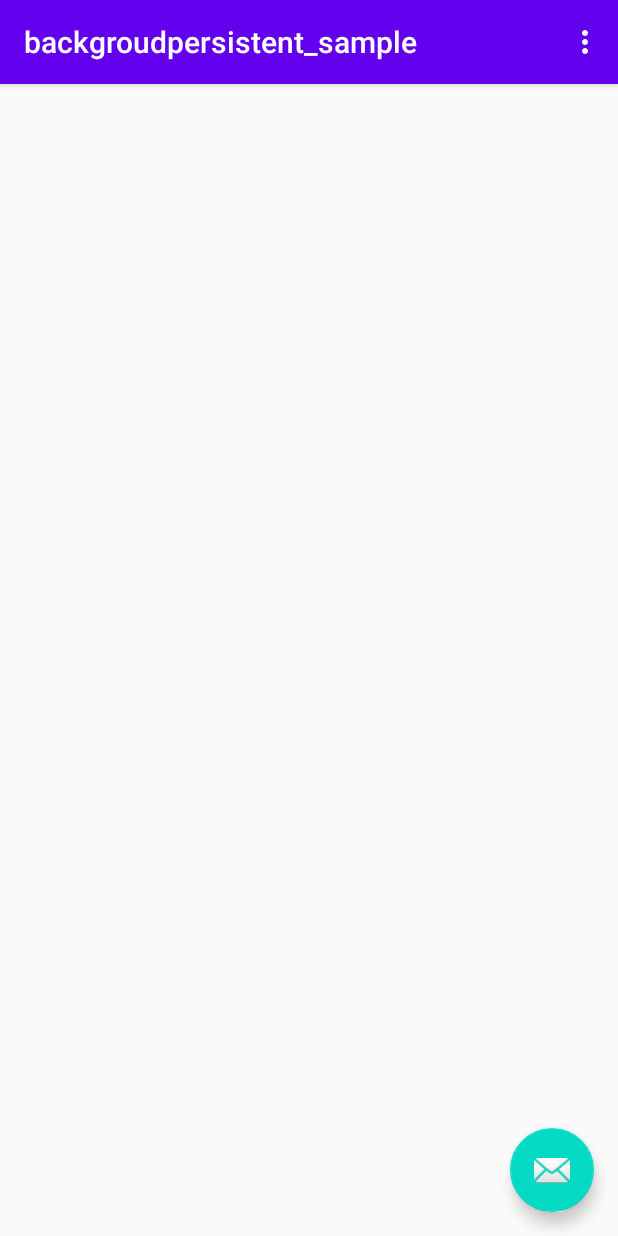
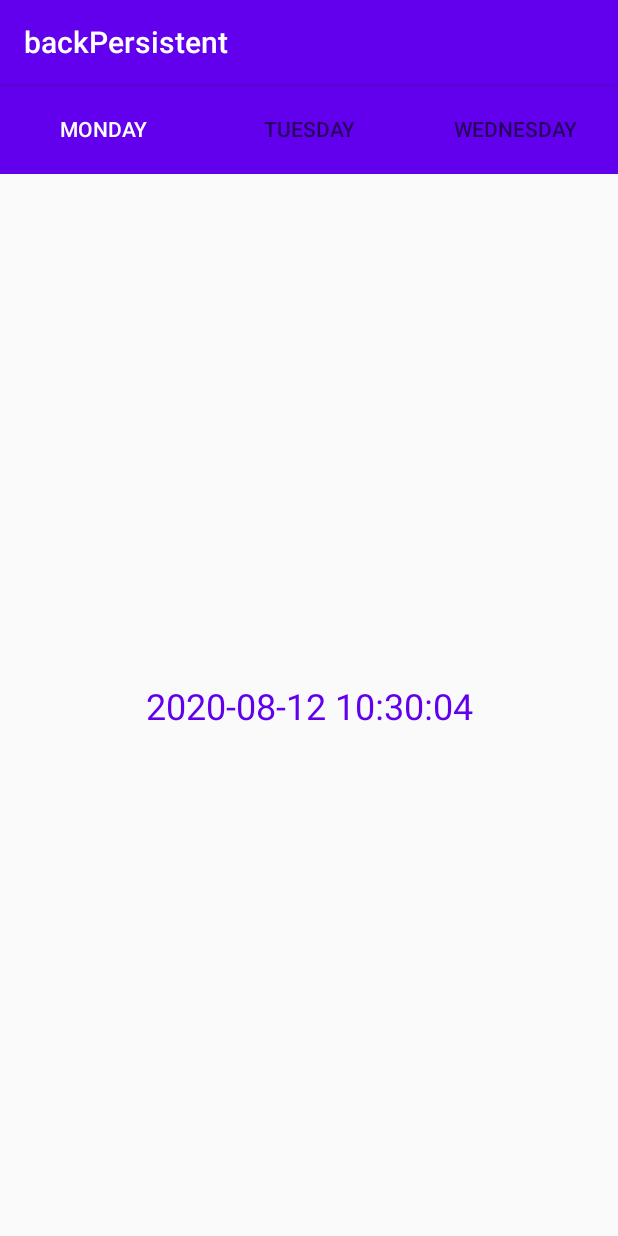
Before and after one commit to KisCode/AndroidUISample, an Android app: the screen it shows after launch (MainActivity before the commit, MainTabActivity after it), on a phone screen of 412 x 824 dp. Run offline under Robolectric (Android 15) with nearby library versions, the phone set to English and light mode, and no system bars.

Commit message:
应用退到后台点击桌面图标引导页面重复启动问题修复；

```diff
--- a/backgroudpersistent_sample/src/main/AndroidManifest.xml
+++ b/backgroudpersistent_sample/src/main/AndroidManifest.xml
@@ -10,14 +10,13 @@
         android:roundIcon="@mipmap/ic_launcher_round"
         android:supportsRtl="true"
         android:theme="@style/AppTheme">
-        <activity android:name=".SecondActivity"></activity>
+        <activity android:name=".MainTabActivity"></activity>
         <activity
-            android:name=".MainActivity"
+            android:name=".SplashActivity"
             android:label="@string/app_name"
             android:theme="@style/AppTheme.NoActionBar">
             <intent-filter>
                 <action android:name="android.intent.action.MAIN" />
-
                 <category android:name="android.intent.category.LAUNCHER" />
             </intent-filter>
         </activity>
--- a/backgroudpersistent_sample/src/main/java/com/kiscode/persistent/MainActivity.java
+++ /dev/null
@@ -1,61 +0,0 @@
-package com.kiscode.persistent;
-
-import android.os.Bundle;
-import android.view.Menu;
-import android.view.MenuItem;
-import android.view.View;
-
-import androidx.appcompat.app.AppCompatActivity;
-import androidx.appcompat.widget.Toolbar;
-
-import com.google.android.material.floatingactionbutton.FloatingActionButton;
-
-public class MainActivity extends AppCompatActivity {
-
-    @Override
-    protected void onCreate(Bundle savedInstanceState) {
-        super.onCreate(savedInstanceState);
-        if (!isTaskRoot()) {
-            /* isTaskRoot()
-             Return whether this activity is the root of a task.  The root is the first activity in a task.
-            */
-            //当前页面是
-            finish();
-            return;
-        }
-
-        setContentView(R.layout.activity_main);
-        Toolbar toolbar = findViewById(R.id.toolbar);
-        setSupportActionBar(toolbar);
-
-        FloatingActionButton fab = findViewById(R.id.fab);
-        fab.setOnClickListener(new View.OnClickListener() {
-            @Override
-            public void onClick(View view) {
-                SecondActivity.start(MainActivity.this);
-            }
-        });
-    }
-
-    @Override
-    public boolean onCreateOptionsMenu(Menu menu) {
-        // Inflate the menu; this adds items to the action bar if it is present.
-        getMenuInflater().inflate(R.menu.menu_main, menu);
-        return true;
-    }
-
-    @Override
-    public boolean onOptionsItemSelected(MenuItem item) {
-        // Handle action bar item clicks here. The action bar will
-        // automatically handle clicks on the Home/Up button, so long
-        // as you specify a parent activity in AndroidManifest.xml.
-        int id = item.getItemId();
-
-        //noinspection SimplifiableIfStatement
-        if (id == R.id.action_settings) {
-            return true;
-        }
-
-        return super.onOptionsItemSelected(item);
-    }
-}
--- /dev/null
+++ b/backgroudpersistent_sample/src/main/java/com/kiscode/persistent/MainTabActivity.java
@@ -0,0 +1,44 @@
+package com.kiscode.persistent;
+
+import androidx.appcompat.app.AppCompatActivity;
+
+import android.content.Intent;
+import android.os.Bundle;
+import android.view.KeyEvent;
+import android.view.View;
+import android.widget.TextView;
+
+import java.text.SimpleDateFormat;
+import java.util.Calendar;
+
+public class MainTabActivity extends AppCompatActivity {
+
+    private TextView tvContent;
+
+    @Override
+    protected void onCreate(Bundle savedInstanceState) {
+        super.onCreate(savedInstanceState);
+        setContentView(R.layout.activity_main_tab);
+        initView();
+    }
+
+    @Override
+    public boolean onKeyDown(int keyCode, KeyEvent event) {
+        //点击返回回到桌面
+        if (keyCode == KeyEvent.KEYCODE_BACK) {
+            Intent home = new Intent(Intent.ACTION_MAIN);
+            home.setFlags(Intent.FLAG_ACTIVITY_CLEAR_TOP);
+            home.addCategory(Intent.CATEGORY_HOME);
+            startActivity(home);
+            return true;
+        }
+        return super.onKeyDown(keyCode, event);
+    }
+
+    private void initView() {
+        tvContent = findViewById(R.id.tv_time);
+        SimpleDateFormat dateFormat = new SimpleDateFormat("yyyy-MM-dd HH:mm:ss");
+        String date = dateFormat.format(Calendar.getInstance().getTime());
+        tvContent.setText(date);
+    }
+}
--- /dev/null
+++ b/backgroudpersistent_sample/src/main/java/com/kiscode/persistent/SplashActivity.java
@@ -0,0 +1,71 @@
+package com.kiscode.persistent;
+
+import android.content.Intent;
+import android.os.Bundle;
+import android.os.Handler;
+import android.util.Log;
+import android.view.View;
+import android.widget.Button;
+
+import androidx.appcompat.app.AppCompatActivity;
+
+
+public class SplashActivity extends AppCompatActivity implements View.OnClickListener {
+    private int distanceTime = 5;
+    private Button btnHomepage;
+    private Handler handler = new Handler();
+    private Runnable runnable = new Runnable() {
+        @Override
+        public void run() {
+            distanceTime--;
+            if (distanceTime == 0) {
+                handler.removeCallbacks(this);
+                toHome();
+            } else {
+                btnHomepage.setText(getString(R.string.cutdownTime, distanceTime));
+                handler.postDelayed(this, 1000);
+            }
+        }
+    };
+
+    @Override
+    protected void onCreate(Bundle savedInstanceState) {
+        super.onCreate(savedInstanceState);
+        Log.i("SplashActivity", "isTaskRoot :" + isTaskRoot());
+        if (!isTaskRoot()) {
+            /* isTaskRoot() 当前页面是启动栈内第一个activity
+             Return whether this activity is the root of a task.  The root is the first activity in a task.
+            */
+            // 如果不是栈内第一个activity则不重复启动
+            finish();
+            return;
+        }
+        setContentView(R.layout.activity_splash);
+        initView();
+        initCutDown();
+    }
+
+    private void initCutDown() {
+        handler.post(runnable);
+    }
+
+    private void initView() {
+        btnHomepage = findViewById(R.id.btn_homepage);
+
+        btnHomepage.setOnClickListener(this);
+    }
+
+    @Override
+    public void onClick(View v) {
+        switch (v.getId()) {
+            case R.id.btn_homepage:
+                toHome();
+                break;
+        }
+    }
+
+    private void toHome() {
+        startActivity(new Intent(this, MainTabActivity.class));
+        finish();
+    }
+}
--- a/backgroudpersistent_sample/src/main/res/layout/activity_main.xml
+++ /dev/null
@@ -1,31 +0,0 @@
-<?xml version="1.0" encoding="utf-8"?>
-<androidx.coordinatorlayout.widget.CoordinatorLayout xmlns:android="http://schemas.android.com/apk/res/android"
-    xmlns:app="http://schemas.android.com/apk/res-auto"
-    xmlns:tools="http://schemas.android.com/tools"
-    android:layout_width="match_parent"
-    android:layout_height="match_parent"
-    tools:context=".MainActivity">
-
-    <com.google.android.material.appbar.AppBarLayout
-        android:layout_width="match_parent"
-        android:layout_height="wrap_content"
-        android:theme="@style/AppTheme.AppBarOverlay">
-
-        <androidx.appcompat.widget.Toolbar
-            android:id="@+id/toolbar"
-            android:layout_width="match_parent"
-            android:layout_height="?attr/actionBarSize"
-            android:background="?attr/colorPrimary"
-            app:popupTheme="@style/AppTheme.PopupOverlay" />
-
-    </com.google.android.material.appbar.AppBarLayout>
-
-    <com.google.android.material.floatingactionbutton.FloatingActionButton
-        android:id="@+id/fab"
-        android:layout_width="wrap_content"
-        android:layout_height="wrap_content"
-        android:layout_gravity="bottom|end"
-        android:layout_margin="@dimen/fab_margin"
-        app:srcCompat="@android:drawable/ic_dialog_email" />
-
-</androidx.coordinatorlayout.widget.CoordinatorLayout>
--- /dev/null
+++ b/backgroudpersistent_sample/src/main/res/layout/activity_main_tab.xml
@@ -0,0 +1,47 @@
+<?xml version="1.0" encoding="utf-8"?>
+<androidx.constraintlayout.widget.ConstraintLayout xmlns:android="http://schemas.android.com/apk/res/android"
+    xmlns:app="http://schemas.android.com/apk/res-auto"
+    xmlns:tools="http://schemas.android.com/tools"
+    android:layout_width="match_parent"
+    android:layout_height="match_parent"
+    tools:context=".MainTabActivity">
+
+    <com.google.android.material.tabs.TabLayout
+        android:id="@+id/tabLayout"
+        android:layout_width="match_parent"
+        android:layout_height="60dp"
+        android:background="@color/colorPrimary"
+        app:layout_constraintEnd_toEndOf="parent"
+        app:layout_constraintStart_toStartOf="parent"
+        app:layout_constraintTop_toTopOf="parent"
+        app:tabIndicator="@color/colorAccent"
+        app:tabSelectedTextColor="@android:color/white">
+
+        <com.google.android.material.tabs.TabItem
+            android:layout_width="wrap_content"
+            android:layout_height="wrap_content"
+            android:text="Monday" />
+
+        <com.google.android.material.tabs.TabItem
+            android:layout_width="wrap_content"
+            android:layout_height="wrap_content"
+            android:text="Tuesday" />
+
+        <com.google.android.material.tabs.TabItem
+            android:layout_width="wrap_content"
+            android:layout_height="wrap_content"
+            android:text="Wednesday" />
+    </com.google.android.material.tabs.TabLayout>
+
+    <TextView
+        android:id="@+id/tv_time"
+        android:layout_width="wrap_content"
+        android:layout_height="wrap_content"
+        android:text="TextView"
+        android:textColor="@color/colorPrimary"
+        android:textSize="24sp"
+        app:layout_constraintBottom_toBottomOf="parent"
+        app:layout_constraintEnd_toEndOf="parent"
+        app:layout_constraintStart_toStartOf="parent"
+        app:layout_constraintTop_toBottomOf="@+id/tabLayout" />
+</androidx.constraintlayout.widget.ConstraintLayout>
--- a/backgroudpersistent_sample/src/main/res/menu/menu_main.xml
+++ b/backgroudpersistent_sample/src/main/res/menu/menu_main.xml
@@ -1,7 +1,7 @@
 <menu xmlns:android="http://schemas.android.com/apk/res/android"
     xmlns:app="http://schemas.android.com/apk/res-auto"
     xmlns:tools="http://schemas.android.com/tools"
-    tools:context="com.kiscode.persistent.MainActivity">
+    tools:context="com.kiscode.persistent.SplashActivity">
     <item
         android:id="@+id/action_settings"
         android:orderInCategory="100"
--- /dev/null
+++ b/backgroudpersistent_sample/src/main/res/values-w820dp/dimens.xml
@@ -0,0 +1,6 @@
+<resources>
+    <!-- Example customization of dimensions originally defined in res/values/dimens.xml
+         (such as screen margins) for screens with more than 820dp of available width. This
+         would include 7" and 10" devices in landscape (~960dp and ~1280dp respectively). -->
+    <dimen name="activity_horizontal_margin">64dp</dimen>
+</resources>
--- a/backgroudpersistent_sample/src/main/res/values/dimens.xml
+++ b/backgroudpersistent_sample/src/main/res/values/dimens.xml
@@ -1,3 +1,8 @@
 <resources>
     <dimen name="fab_margin">16dp</dimen>
+    <!-- Default screen margins, per the Android Design guidelines. -->
+    <dimen name="activity_horizontal_margin">16dp</dimen>
+    <dimen name="activity_vertical_margin">16dp</dimen>
+    <dimen name="appbar_padding">16dp</dimen>
+    <dimen name="appbar_padding_top">8dp</dimen>
 </resources>
--- a/backgroudpersistent_sample/src/main/res/values/strings.xml
+++ b/backgroudpersistent_sample/src/main/res/values/strings.xml
@@ -1,5 +1,5 @@
 <resources>
-    <string name="app_name">backgroudpersistent_sample</string>
+    <string name="app_name">backPersistent</string>
     <string name="action_settings">Settings</string>
     <!-- Strings used for fragments for navigation -->
     <string name="first_fragment_label">First Fragment</string>
@@ -9,4 +9,5 @@
 
     <string name="hello_first_fragment">Hello first fragment</string>
     <string name="hello_second_fragment">Hello second fragment. Arg: %1$s</string>
+    <string name="cutdownTime">"%d s Enter"</string>
 </resources>
```
Also changed, not shown: backgroudpersistent_sample/build.gradle (+13 -5 lines), backgroudpersistent_sample/src/main/java/com/kiscode/persistent/SecondActivity.java (deleted, +0 -37 lines), backgroudpersistent_sample/src/main/res/layout/activity_splash.xml (renamed from backgroudpersistent_sample/src/main/res/layout/activity_second.xml, +14 -6 lines), backgroudpersistent_sample/src/main/res/layout/content_main.xml (deleted, +0 -19 lines), backgroudpersistent_sample/src/main/res/navigation/nav_graph.xml (deleted, +0 -28 lines), 1 other file.
